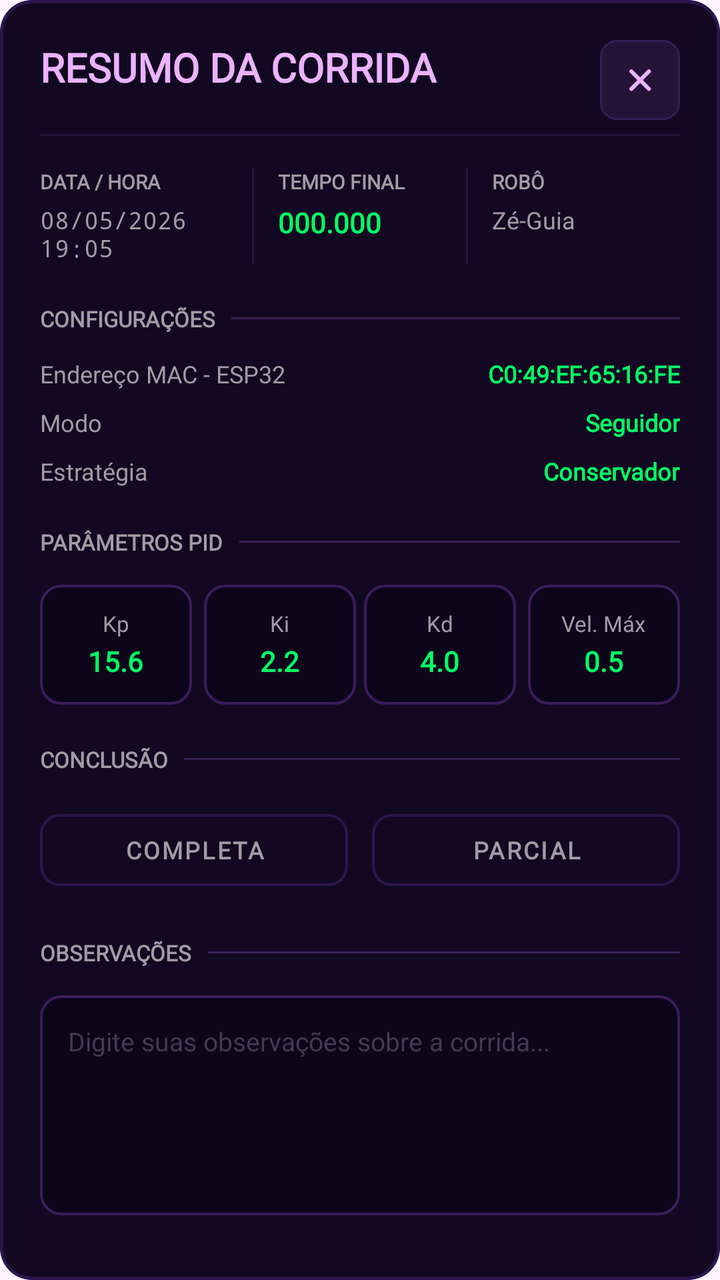
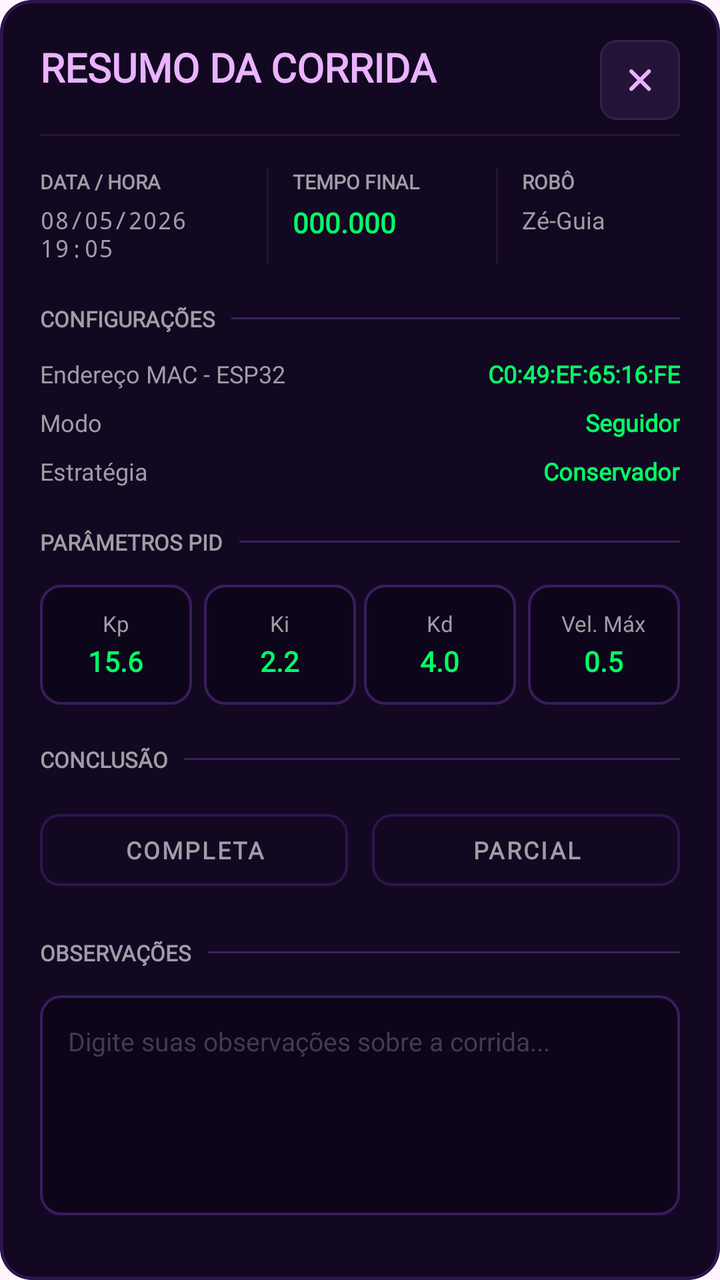

Compare the two renders of this Android layout. The source of the first and the diff that turns it into the second are given below.
<!-- AndroidManifest.xml: application theme Theme.ZeGuiaApp -->
<!-- res/layout/modal_exportar.xml -->
<?xml version="1.0" encoding="utf-8"?>
<com.google.android.material.card.MaterialCardView
    xmlns:android="http://schemas.android.com/apk/res/android"
    xmlns:app="http://schemas.android.com/apk/res-auto"
    android:layout_width="match_parent"
    android:layout_height="wrap_content"
    android:layout_margin="16dp"
    app:cardBackgroundColor="#130822"
    app:cardCornerRadius="16dp"
    app:strokeColor="#2C164D"
    app:strokeWidth="1.5dp">

    <RelativeLayout
        android:layout_width="match_parent"
        android:layout_height="wrap_content"
        android:padding="20dp">

        <TextView
            android:id="@+id/txtTituloExportar"
            android:layout_width="wrap_content"
            android:layout_height="wrap_content"
            android:layout_alignParentStart="true"
            android:layout_toStartOf="@id/btnFecharExportar"
            android:fontFamily="@font/sourcecodepro_bold"
            android:text="RESUMO DA CORRIDA"
            android:textColor="#EBB3FF"
            android:textSize="20sp"
            android:textStyle="bold" />

        <ImageButton
            android:id="@+id/btnFecharExportar"
            android:layout_width="40dp"
            android:layout_height="40dp"
            android:layout_alignParentEnd="true"
            android:layout_alignTop="@id/txtTituloExportar"
            android:background="@drawable/bg_close_button"
            android:src="@drawable/ic_close"
            app:tint="#EBB3FF" />

        <View
            android:id="@+id/topDivider"
            android:layout_width="match_parent"
            android:layout_height="1dp"
            android:layout_below="@id/txtTituloExportar"
            android:layout_marginTop="20dp"
            android:background="#231438" />

        <LinearLayout
            android:id="@+id/layoutTopData"
            android:layout_width="match_parent"
            android:layout_height="wrap_content"
            android:layout_below="@id/topDivider"
            android:orientation="horizontal"
            android:weightSum="3"
            android:layout_marginTop="16dp">

            <LinearLayout
                android:layout_width="0dp"
                android:layout_height="wrap_content"
                android:layout_weight="1"
                android:orientation="vertical">
                <TextView android:layout_width="wrap_content" android:layout_height="wrap_content" android:text="DATA / HORA" android:textColor="#A09DA5" android:textSize="10sp" android:fontFamily="@font/sourcecodepro_bold" android:textStyle="bold"/>
                <TextView android:id="@+id/txtResumoData" android:layout_width="wrap_content" android:layout_height="wrap_content" android:text="08/05/2026\n19:05" android:textColor="#A09DA5" android:textSize="12sp" android:fontFamily="monospace" android:layout_marginTop="4dp"/>
            </LinearLayout>

            <View android:layout_width="1dp" android:layout_height="match_parent" android:background="#231438"/>

            <LinearLayout
                android:layout_width="0dp"
                android:layout_height="wrap_content"
                android:layout_weight="1"
                android:orientation="vertical"
                android:paddingStart="12dp">
                <TextView android:layout_width="wrap_content" android:layout_height="wrap_content" android:text="TEMPO FINAL" android:textColor="#A09DA5" android:textSize="10sp" android:fontFamily="@font/sourcecodepro_bold" android:textStyle="bold"/>
                <TextView android:id="@+id/txtResumoTempo" android:layout_width="wrap_content" android:layout_height="wrap_content" android:text="000.000" android:textColor="#00FF66" android:textSize="14sp" android:fontFamily="@font/sourcecodepro_bold" android:textStyle="bold" android:layout_marginTop="4dp"/>
            </LinearLayout>

            <View android:layout_width="1dp" android:layout_height="match_parent" android:background="#231438"/>

            <LinearLayout
                android:layout_width="0dp"
                android:layout_height="wrap_content"
                android:layout_weight="1"
                android:orientation="vertical"
                android:paddingStart="12dp">
                <TextView android:layout_width="wrap_content" android:layout_height="wrap_content" android:text="ROBÔ" android:textColor="#A09DA5" android:textSize="10sp" android:fontFamily="@font/sourcecodepro_bold" android:textStyle="bold"/>
                <TextView android:id="@+id/txtResumoRobo" android:layout_width="wrap_content" android:layout_height="wrap_content" android:text="Zé-Guia" android:textColor="#A09DA5" android:textSize="12sp" android:fontFamily="@font/sourcecodepro_bold" android:layout_marginTop="4dp"/>
            </LinearLayout>
        </LinearLayout>

        <LinearLayout
            android:id="@+id/sectionConfiguracoes"
            android:layout_width="match_parent"
            android:layout_height="wrap_content"
            android:layout_below="@id/layoutTopData"
            android:layout_marginTop="20dp"
            android:gravity="center_vertical"
            android:orientation="horizontal">
            <TextView android:layout_width="wrap_content" android:layout_height="wrap_content" android:fontFamily="@font/sourcecodepro_bold" android:text="CONFIGURAÇÕES" android:textColor="#A09DA5" android:textSize="11sp" android:textStyle="bold" android:layout_marginEnd="8dp"/>
            <View android:layout_width="match_parent" android:layout_height="1dp" android:background="#3A215C" />
        </LinearLayout>

        <LinearLayout
            android:id="@+id/layoutConfigDetalhes"
            android:layout_width="match_parent"
            android:layout_height="wrap_content"
            android:layout_below="@id/sectionConfiguracoes"
            android:layout_marginTop="12dp"
            android:orientation="vertical">

            <RelativeLayout android:layout_width="match_parent" android:layout_height="wrap_content" android:layout_marginBottom="8dp">
                <TextView android:layout_width="wrap_content" android:layout_height="wrap_content" android:text="Endereço MAC - ESP32" android:textColor="#A09DA5" android:textSize="12sp" android:fontFamily="@font/sourcecodepro_bold"/>
                <TextView android:id="@+id/txtResumoMac" android:layout_width="wrap_content" android:layout_height="wrap_content" android:layout_alignParentEnd="true" android:text="C0:49:EF:65:16:FE" android:textColor="#00FF66" android:textSize="12sp" android:fontFamily="@font/sourcecodepro_bold" android:textStyle="bold"/>
            </RelativeLayout>

            <RelativeLayout android:layout_width="match_parent" android:layout_height="wrap_content" android:layout_marginBottom="8dp">
                <TextView android:layout_width="wrap_content" android:layout_height="wrap_content" android:text="Modo" android:textColor="#A09DA5" android:textSize="12sp" android:fontFamily="@font/sourcecodepro_bold"/>
                <TextView android:id="@+id/txtResumoModo" android:layout_width="wrap_content" android:layout_height="wrap_content" android:layout_alignParentEnd="true" android:text="Seguidor" android:textColor="#00FF66" android:textSize="12sp" android:fontFamily="@font/sourcecodepro_bold" android:textStyle="bold"/>
            </RelativeLayout>

            <RelativeLayout android:layout_width="match_parent" android:layout_height="wrap_content">
                <TextView android:layout_width="wrap_content" android:layout_height="wrap_content" android:text="Estratégia" android:textColor="#A09DA5" android:textSize="12sp" android:fontFamily="@font/sourcecodepro_bold"/>
                <TextView android:id="@+id/txtResumoEstrategia" android:layout_width="wrap_content" android:layout_height="wrap_content" android:layout_alignParentEnd="true" android:text="Conservador" android:textColor="#00FF66" android:textSize="12sp" android:fontFamily="@font/sourcecodepro_bold" android:textStyle="bold"/>
            </RelativeLayout>
        </LinearLayout>

        <LinearLayout
            android:id="@+id/sectionPid"
            android:layout_width="match_parent"
            android:layout_height="wrap_content"
            android:layout_below="@id/layoutConfigDetalhes"
            android:layout_marginTop="20dp"
            android:gravity="center_vertical"
            android:orientation="horizontal">
            <TextView android:layout_width="wrap_content" android:layout_height="wrap_content" android:fontFamily="@font/sourcecodepro_bold" android:text="PARÂMETROS PID" android:textColor="#A09DA5" android:textSize="11sp" android:textStyle="bold" android:layout_marginEnd="8dp"/>
            <View android:layout_width="match_parent" android:layout_height="1dp" android:background="#3A215C" />
        </LinearLayout>

        <LinearLayout
            android:id="@+id/layoutPidGrid"
            android:layout_width="match_parent"
            android:layout_height="wrap_content"
            android:layout_below="@id/sectionPid"
            android:layout_marginTop="14dp"
            android:orientation="horizontal"
            android:weightSum="4">

            <LinearLayout android:layout_width="0dp" android:layout_height="60dp" android:layout_weight="1" android:layout_marginEnd="4dp" android:background="@drawable/bg_sensor_card" android:orientation="vertical" android:gravity="center">
                <TextView android:layout_width="wrap_content" android:layout_height="wrap_content" android:text="Kp" android:textColor="#A09DA5" android:textSize="11sp" android:fontFamily="@font/sourcecodepro_bold"/>
                <TextView android:id="@+id/txtResumoKp" android:layout_width="wrap_content" android:layout_height="wrap_content" android:text="15.6" android:textColor="#00FF66" android:textSize="14sp" android:fontFamily="@font/sourcecodepro_bold" android:textStyle="bold" android:layout_marginTop="2dp"/>
            </LinearLayout>
            <LinearLayout android:layout_width="0dp" android:layout_height="60dp" android:layout_weight="1" android:layout_marginHorizontal="2dp" android:background="@drawable/bg_sensor_card" android:orientation="vertical" android:gravity="center">
                <TextView android:layout_width="wrap_content" android:layout_height="wrap_content" android:text="Ki" android:textColor="#A09DA5" android:textSize="11sp" android:fontFamily="@font/sourcecodepro_bold"/>
                <TextView android:id="@+id/txtResumoKi" android:layout_width="wrap_content" android:layout_height="wrap_content" android:text="2.2" android:textColor="#00FF66" android:textSize="14sp" android:fontFamily="@font/sourcecodepro_bold" android:textStyle="bold" android:layout_marginTop="2dp"/>
            </LinearLayout>
            <LinearLayout android:layout_width="0dp" android:layout_height="60dp" android:layout_weight="1" android:layout_marginHorizontal="2dp" android:background="@drawable/bg_sensor_card" android:orientation="vertical" android:gravity="center">
                <TextView android:layout_width="wrap_content" android:layout_height="wrap_content" android:text="Kd" android:textColor="#A09DA5" android:textSize="11sp" android:fontFamily="@font/sourcecodepro_bold"/>
                <TextView android:id="@+id/txtResumoKd" android:layout_width="wrap_content" android:layout_height="wrap_content" android:text="4.0" android:textColor="#00FF66" android:textSize="14sp" android:fontFamily="@font/sourcecodepro_bold" android:textStyle="bold" android:layout_marginTop="2dp"/>
            </LinearLayout>
            <LinearLayout android:layout_width="0dp" android:layout_height="60dp" android:layout_weight="1" android:layout_marginStart="4dp" android:background="@drawable/bg_sensor_card" android:orientation="vertical" android:gravity="center">
                <TextView android:layout_width="wrap_content" android:layout_height="wrap_content" android:text="Vel. Máx" android:textColor="#A09DA5" android:textSize="11sp" android:fontFamily="@font/sourcecodepro_bold"/>
                <TextView android:id="@+id/txtResumoVelMax" android:layout_width="wrap_content" android:layout_height="wrap_content" android:text="0.5" android:textColor="#00FF66" android:textSize="14sp" android:fontFamily="@font/sourcecodepro_bold" android:textStyle="bold" android:layout_marginTop="2dp"/>
            </LinearLayout>
        </LinearLayout>

        <LinearLayout
            android:id="@+id/sectionConclusao"
            android:layout_width="match_parent"
            android:layout_height="wrap_content"
            android:layout_below="@id/layoutPidGrid"
            android:layout_marginTop="20dp"
            android:gravity="center_vertical"
            android:orientation="horizontal">
            <TextView android:layout_width="wrap_content" android:layout_height="wrap_content" android:fontFamily="@font/sourcecodepro_bold" android:text="CONCLUSÃO" android:textColor="#A09DA5" android:textSize="11sp" android:textStyle="bold" android:layout_marginEnd="8dp"/>
            <View android:layout_width="match_parent" android:layout_height="1dp" android:background="#3A215C" />
        </LinearLayout>

        <LinearLayout
            android:id="@+id/layoutConclusaoBotoes"
            android:layout_width="match_parent"
            android:layout_height="48dp"
            android:layout_below="@id/sectionConclusao"
            android:layout_marginTop="14dp"
            android:orientation="horizontal"
            android:weightSum="2">

            <com.google.android.material.button.MaterialButton
                android:id="@+id/btnStatusCompleta"
                style="@style/Widget.MaterialComponents.Button.OutlinedButton"
                android:layout_width="0dp"
                android:layout_height="match_parent"
                android:layout_weight="1"
                android:layout_marginEnd="6dp"
                android:fontFamily="@font/sourcecodepro_bold"
                android:text="COMPLETA"
                android:textColor="#A09DA5"
                android:textSize="12sp"
                android:textStyle="bold"
                app:cornerRadius="10dp"
                app:strokeColor="#2C164D"
                app:strokeWidth="1.2dp" />

            <com.google.android.material.button.MaterialButton
                android:id="@+id/btnStatusParcial"
                style="@style/Widget.MaterialComponents.Button.OutlinedButton"
                android:layout_width="0dp"
                android:layout_height="match_parent"
                android:layout_weight="1"
                android:layout_marginStart="6dp"
                android:fontFamily="@font/sourcecodepro_bold"
                android:text="PARCIAL"
                android:textColor="#A09DA5"
                android:textSize="12sp"
                android:textStyle="bold"
                app:cornerRadius="10dp"
                app:strokeColor="#2C164D"
                app:strokeWidth="1.2dp" />
        </LinearLayout>

        <LinearLayout
            android:id="@+id/sectionObservacoes"
            android:layout_width="match_parent"
            android:layout_height="wrap_content"
            android:layout_below="@id/layoutConclusaoBotoes"
            android:layout_marginTop="20dp"
            android:gravity="center_vertical"
            android:orientation="horizontal">
            <TextView android:layout_width="wrap_content" android:layout_height="wrap_content" android:fontFamily="@font/sourcecodepro_bold" android:text="OBSERVAÇÕES" android:textColor="#A09DA5" android:textSize="11sp" android:textStyle="bold" android:layout_marginEnd="8dp"/>
            <View android:layout_width="match_parent" android:layout_height="1dp" android:background="#3A215C" />
        </LinearLayout>

        <EditText
            android:id="@+id/editObservacoes"
            android:layout_width="match_parent"
            android:layout_height="110dp"
            android:layout_below="@id/sectionObservacoes"
            android:layout_marginTop="14dp"
            android:background="@drawable/bg_sensor_card"
            android:gravity="top|start"
            android:hint="Digite suas observações sobre a corrida..."
            android:textColorHint="#433B54"
            android:textColor="#FFFFFF"
            android:textSize="13sp"
            android:fontFamily="@font/sourcecodepro_bold"
            android:padding="14dp"
            android:inputType="textMultiLine" />

        <com.google.android.material.button.MaterialButton
            android:id="@+id/btnCopiarResumo"
            style="@style/Widget.MaterialComponents.Button.OutlinedButton"
            android:layout_width="match_parent"
            android:layout_height="56dp"
            android:layout_below="@id/editObservacoes"
            android:layout_marginTop="24dp"
            android:layout_marginBottom="4dp"
            android:fontFamily="@font/sourcecodepro_bold"
            android:text="COPIAR PARA ÁREA DE TRANSFERÊNCIA"
            android:textColor="#EBB3FF"
            android:textSize="13sp"
            android:textStyle="bold"
            app:cornerRadius="14dp"
            app:icon="@drawable/ic_copy"
            app:iconGravity="textStart"
            app:iconSize="18dp"
            app:iconTint="#EBB3FF"
            app:strokeColor="#EBB3FF"
            app:strokeWidth="1.5dp" />

    </RelativeLayout>
</com.google.android.material.card.MaterialCardView>
<!-- resources referenced by this layout -->
<resources>
  <!-- drawable bg_close_button (drawable) -->
  <?xml version="1.0" encoding="utf-8"?>
  <shape xmlns:android="http://schemas.android.com/apk/res/android">
      <solid android:color="#231438" />
      <corners android:radius="8dp" />
      <stroke android:width="1dp" android:color="#361F54" />
  </shape>
  <!-- drawable bg_sensor_card (drawable) -->
  <?xml version="1.0" encoding="utf-8"?>
  <shape xmlns:android="http://schemas.android.com/apk/res/android">
      <solid android:color="#0D061A" />
      <corners android:radius="10dp" />
      <stroke android:width="1.2dp" android:color="#3A1D5C" />
  </shape>
  <!-- drawable ic_close (drawable) -->
  <vector xmlns:android="http://schemas.android.com/apk/res/android"
      android:width="11dp"
      android:height="11dp"
      android:viewportWidth="11"
      android:viewportHeight="11">
    <path
        android:pathData="M1,1L9.775,9.775"
        android:strokeWidth="2"
        android:fillColor="#00000000"
        android:strokeColor="#BF60F0"
        android:strokeLineCap="round"/>
    <path
        android:pathData="M9.775,1L1,9.775"
        android:strokeWidth="2"
        android:fillColor="#00000000"
        android:strokeColor="#BF60F0"
        android:strokeLineCap="round"/>
  </vector>
  <!-- drawable ic_copy (drawable) -->
  <vector xmlns:android="http://schemas.android.com/apk/res/android"
      android:width="14dp"
      android:height="14dp"
      android:viewportWidth="14"
      android:viewportHeight="14">
    <path
        android:strokeWidth="1"
        android:pathData="M11.52,0.5H5.72C5.079,0.5 4.56,1.019 4.56,1.66V9.2C4.56,9.841 5.079,10.36 5.72,10.36H11.52C12.161,10.36 12.68,9.841 12.68,9.2V1.66C12.68,1.019 12.161,0.5 11.52,0.5Z"
        android:fillColor="#1A061A"
        android:strokeColor="#A040D8"/>
    <path
        android:strokeWidth="1"
        android:pathData="M7.46,3.4H1.66C1.019,3.4 0.5,3.919 0.5,4.56V12.1C0.5,12.741 1.019,13.26 1.66,13.26H7.46C8.101,13.26 8.62,12.741 8.62,12.1V4.56C8.62,3.919 8.101,3.4 7.46,3.4Z"
        android:fillColor="#1A061A"
        android:strokeColor="#BF60F0"/>
    <path
        android:pathData="M2.008,7.46H7.228"
        android:strokeWidth="0.5"
        android:fillColor="#00000000"
        android:strokeColor="#A040D8"
        android:strokeLineCap="round"/>
    <path
        android:pathData="M2.008,9.432H7.228"
        android:strokeWidth="0.5"
        android:fillColor="#00000000"
        android:strokeColor="#A040D8"
        android:strokeLineCap="round"/>
    <path
        android:pathData="M2.008,11.404H5.488"
        android:strokeWidth="0.5"
        android:fillColor="#00000000"
        android:strokeColor="#A040D8"
        android:strokeLineCap="round"/>
  </vector>
  <style name="Theme.ZeGuiaApp" parent="Base.Theme.ZeGuiaApp" />
  <style name="Base.Theme.ZeGuiaApp" parent="Theme.Material3.DayNight.NoActionBar">
          <item name="android:statusBarColor">#2D1B4E</item>
          
          
      </style>
</resources>

<!-- the commit's change to res/layout/modal_exportar.xml (unified diff, before → after) -->
@@ -51,16 +51,16 @@
             android:layout_height="wrap_content"
             android:layout_below="@id/topDivider"
             android:orientation="horizontal"
-            android:weightSum="3"
+            android:weightSum="7"
             android:layout_marginTop="16dp">
 
             <LinearLayout
                 android:layout_width="0dp"
                 android:layout_height="wrap_content"
-                android:layout_weight="1"
+                android:layout_weight="2.5"
                 android:orientation="vertical">
                 <TextView android:layout_width="wrap_content" android:layout_height="wrap_content" android:text="DATA / HORA" android:textColor="#A09DA5" android:textSize="10sp" android:fontFamily="@font/sourcecodepro_bold" android:textStyle="bold"/>
-                <TextView android:id="@+id/txtResumoData" android:layout_width="wrap_content" android:layout_height="wrap_content" android:text="08/05/2026\n19:05" android:textColor="#A09DA5" android:textSize="12sp" android:fontFamily="monospace" android:layout_marginTop="4dp"/>
+                <TextView android:id="@+id/txtResumoData" android:layout_width="wrap_content" android:layout_height="wrap_content" android:text="08/05/2026&#10;19:05" android:textColor="#A09DA5" android:textSize="12sp" android:fontFamily="monospace" android:layout_marginTop="4dp"/>
             </LinearLayout>
 
             <View android:layout_width="1dp" android:layout_height="match_parent" android:background="#231438"/>
@@ -68,7 +68,7 @@
             <LinearLayout
                 android:layout_width="0dp"
                 android:layout_height="wrap_content"
-                android:layout_weight="1"
+                android:layout_weight="2.5"
                 android:orientation="vertical"
                 android:paddingStart="12dp">
                 <TextView android:layout_width="wrap_content" android:layout_height="wrap_content" android:text="TEMPO FINAL" android:textColor="#A09DA5" android:textSize="10sp" android:fontFamily="@font/sourcecodepro_bold" android:textStyle="bold"/>
@@ -80,7 +80,7 @@
             <LinearLayout
                 android:layout_width="0dp"
                 android:layout_height="wrap_content"
-                android:layout_weight="1"
+                android:layout_weight="2"
                 android:orientation="vertical"
                 android:paddingStart="12dp">
                 <TextView android:layout_width="wrap_content" android:layout_height="wrap_content" android:text="ROBÔ" android:textColor="#A09DA5" android:textSize="10sp" android:fontFamily="@font/sourcecodepro_bold" android:textStyle="bold"/>
